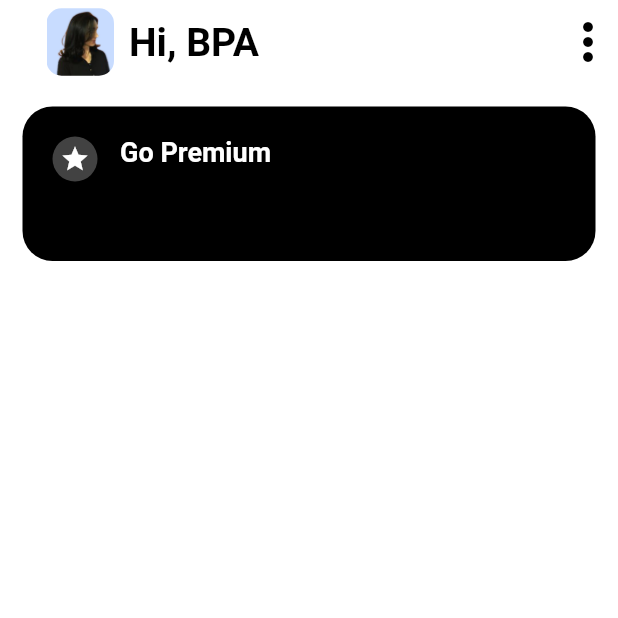
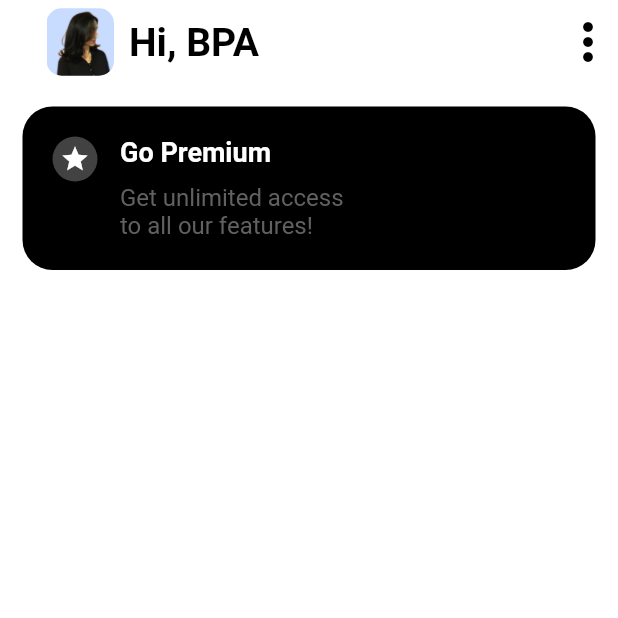
Before and after one commit to beshprakash11/task_app, a Flutter app: the screen it shows after launch, on a phone screen of 412 x 824 dp, the top half of it. Run offline on Flutter 3.47's test engine with Material 2 defaults, Android fonts, the phone set to English and light mode, and no system bars.

Commit message:
style added to another text

```diff
--- a/lib/screens/home/widgets/go_premium.dart
+++ b/lib/screens/home/widgets/go_premium.dart
@@ -39,7 +39,13 @@ class GoPremium extends StatelessWidget {
                       ),
                     ),
                     SizedBox(height: 10,),
-                    Text('Get unlimited access\nto all our features!'),
+                    Text(
+                      'Get unlimited access\nto all our features!',
+                      style: TextStyle(
+                        fontSize: 16,
+                        color: Colors.grey[700]
+                      ),
+                    ),
                   ],
                 )
               ],
```
